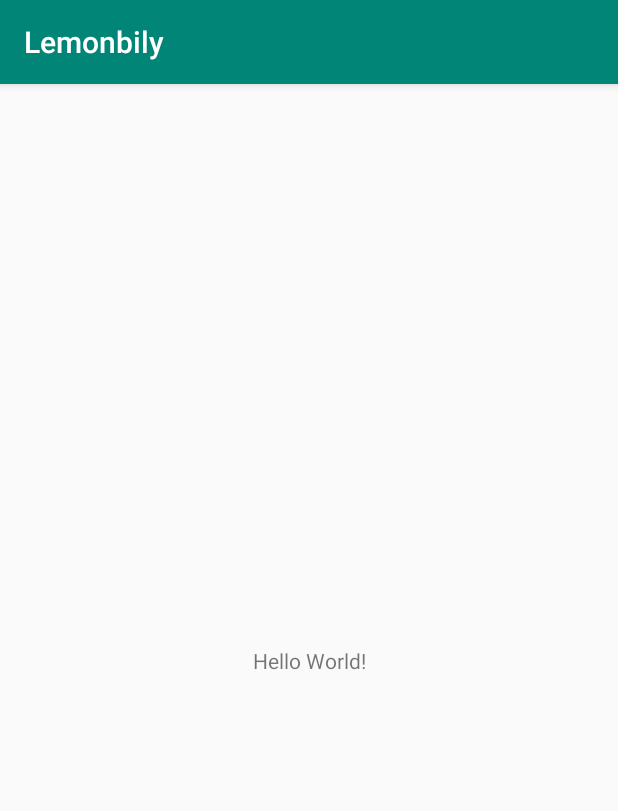
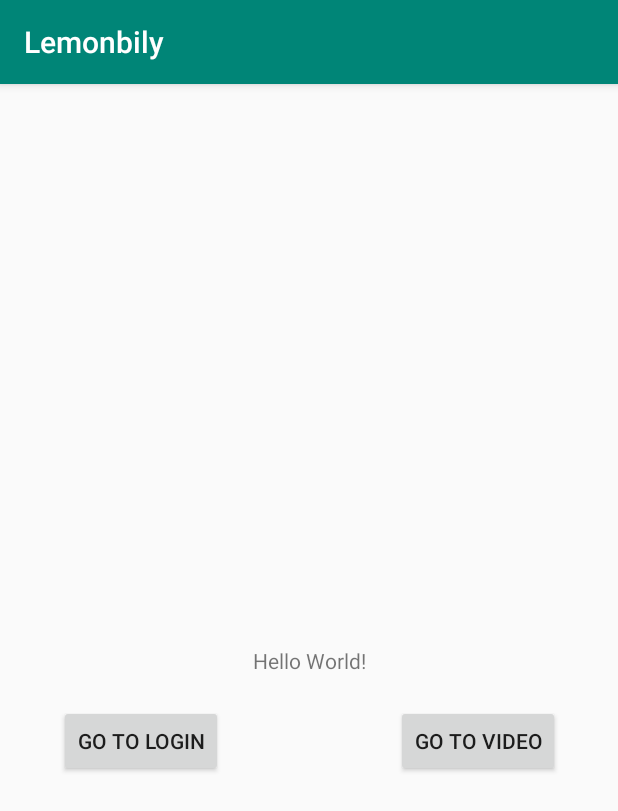
Before and after one commit to kiboooo/Lemonbily, an Android app: the screen it shows after launch (MainActivity), on a phone screen of 412 x 824 dp. Shown: the top 811 px of the screen. Run offline under Robolectric (Android 15) with nearby library versions, the phone set to English and light mode, and no system bars.

Commit message:
采用intent 作为各组件间的跳转练习

```diff
--- a/app/build.gradle
+++ b/app/build.gradle
@@ -28,6 +28,7 @@ dependencies {
     //当所有module作为组件依赖的时候，需要在宿主中导入依赖
     if (!rootProject.ext.isApplication) {
         implementation project(":loginmodule") //  导入Login Module
+        implementation project(":videoplaymodule") //  video Module
     }
 
 }
--- a/app/src/main/AndroidManifest.xml
+++ b/app/src/main/AndroidManifest.xml
@@ -1,5 +1,6 @@
 <?xml version="1.0" encoding="utf-8"?>
 <manifest xmlns:android="http://schemas.android.com/apk/res/android"
+    xmlns:tools="http://schemas.android.com/tools"
     package="com.example.lemonbily">
 
     <application
@@ -9,7 +10,8 @@
         android:label="@string/app_name"
         android:roundIcon="@mipmap/ic_launcher_round"
         android:supportsRtl="true"
-        android:theme="@style/AppTheme">
+        android:theme="@style/AppTheme"
+        tools:replace="android:allowBackup,android:label">
         <activity android:name=".view.MainActivity">
             <intent-filter>
                 <action android:name="android.intent.action.MAIN" />
--- /dev/null
+++ b/app/src/main/java/base/BaseActivity.java
@@ -0,0 +1,8 @@
+package base;
+
+import android.support.v7.app.AppCompatActivity;
+
+public abstract class BaseActivity extends AppCompatActivity {
+
+    public abstract void init();
+}
--- a/app/src/main/java/com/example/lemonbily/presenter/MainPresenter.java
+++ b/app/src/main/java/com/example/lemonbily/presenter/MainPresenter.java
@@ -1,9 +1,42 @@
 package com.example.lemonbily.presenter;
 
+import android.content.Context;
+import android.content.Intent;
+
 import com.example.lemonbily.model.IMainModel;
+import com.example.lemonbily.model.impl.IMainModelImpl;
 import com.example.lemonbily.view.ui.IMainView;
 
 public class MainPresenter {
     protected IMainView mainView;
     private IMainModel mainModel;
+
+    private  static class SingletonPresenter {
+        private static final MainPresenter presenter = new MainPresenter();
+    }
+
+    public static MainPresenter getInstance(){
+        return SingletonPresenter.presenter;
+    }
+
+    public MainPresenter init(IMainView iMainView) {
+        getInstance().mainView = iMainView;
+        getInstance().mainModel = new IMainModelImpl();
+        return getInstance();
+    }
+
+    //TODO : 把这个跳转逻辑放到liveDataBus中去。
+    public void ToActivity(Context context,String packageName){
+        try {
+            Class aClass = Class.forName(packageName);
+            Intent intent = new Intent(context,aClass );
+            context.startActivity(intent);
+        } catch (ClassNotFoundException e) {
+            e.printStackTrace();
+        }
+    }
+
+
+
+
 }
--- a/app/src/main/java/com/example/lemonbily/view/MainActivity.java
+++ b/app/src/main/java/com/example/lemonbily/view/MainActivity.java
@@ -1,16 +1,42 @@
 package com.example.lemonbily.view;
 
-import android.support.v7.app.AppCompatActivity;
 import android.os.Bundle;
+import android.view.View;
 
 import com.example.lemonbily.R;
+import com.example.lemonbily.presenter.MainPresenter;
 import com.example.lemonbily.view.ui.IMainView;
 
-public class MainActivity extends AppCompatActivity implements IMainView {
+import base.BaseActivity;
+
+public class MainActivity extends BaseActivity implements IMainView {
+
+    private MainPresenter presenter;
 
     @Override
     protected void onCreate(Bundle savedInstanceState) {
         super.onCreate(savedInstanceState);
         setContentView(R.layout.activity_main);
+        init();
     }
+
+    @Override
+    public void init() {
+        presenter = MainPresenter.getInstance().init(this);
+    }
+
+    @Override
+    public void goToLogin(View view) {
+        presenter.ToActivity(MainActivity.this,
+                "com.example.loginmodule.view.ui.LoginActivity");
+    }
+
+    @Override
+    public void goToVideo(View view) {
+
+        presenter.ToActivity(MainActivity.this,
+                "com.example.videoplaymodule.VideoPlayActivity");
+    }
+
+
 }
--- a/app/src/main/java/com/example/lemonbily/view/ui/IMainView.java
+++ b/app/src/main/java/com/example/lemonbily/view/ui/IMainView.java
@@ -1,7 +1,11 @@
 package com.example.lemonbily.view.ui;
+
+import android.view.View;
 
 /**
  * 主界面的
  */
 public interface IMainView {
+    void goToVideo(View view);
+    void  goToLogin(View view);
 }
--- a/app/src/main/res/layout/activity_main.xml
+++ b/app/src/main/res/layout/activity_main.xml
@@ -9,10 +9,33 @@
     <TextView
         android:layout_width="wrap_content"
         android:layout_height="wrap_content"
+        android:id="@+id/text"
         android:text="Hello World!"
         app:layout_constraintBottom_toBottomOf="parent"
         app:layout_constraintLeft_toLeftOf="parent"
         app:layout_constraintRight_toRightOf="parent"
         app:layout_constraintTop_toTopOf="parent" />
 
+    <Button
+        android:layout_width="wrap_content"
+        android:layout_height="wrap_content"
+        android:text="go to login"
+        android:id="@+id/tologin"
+        android:onClick="goToLogin"
+        app:layout_constraintRight_toLeftOf="@id/text"
+        app:layout_constraintTop_toBottomOf="@id/text"
+        android:layout_margin="20dp"
+        />
+
+    <Button
+        android:layout_width="wrap_content"
+        android:layout_height="wrap_content"
+        android:text="go to video"
+        android:id="@+id/tovideo"
+        android:onClick="goToVideo"
+        app:layout_constraintLeft_toRightOf="@id/text"
+        app:layout_constraintTop_toBottomOf="@id/text"
+        android:layout_margin="20dp"
+        />
+
 </android.support.constraint.ConstraintLayout>
--- a/config.gradle
+++ b/config.gradle
@@ -1,6 +1,6 @@
 //用于管理所有module 共有的属性和依赖，保证代码的可维护性。
 ext {
-    isApplication = true
+    isApplication = false
     android = [
             applicationId    : "com.example.lemonbily",
             compileSdkVersion: 28,
```
Also changed, not shown: loginmodule/src/main/res/layout/login_activity_login.xml (+14 -3 lines), 2 other files.
